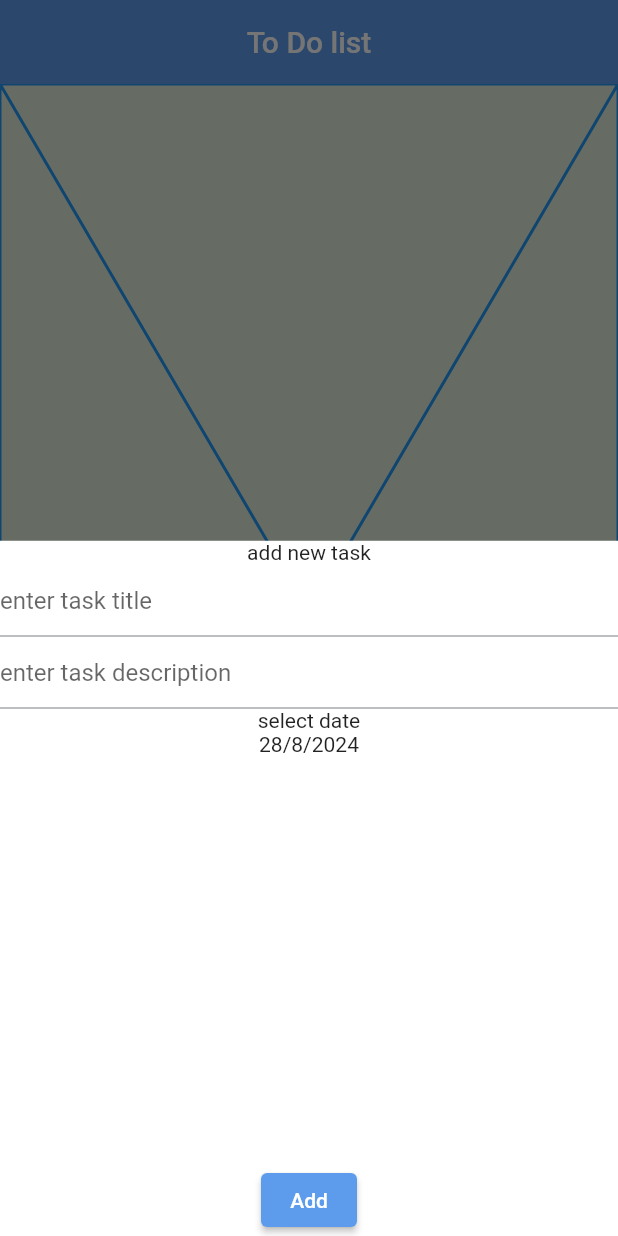
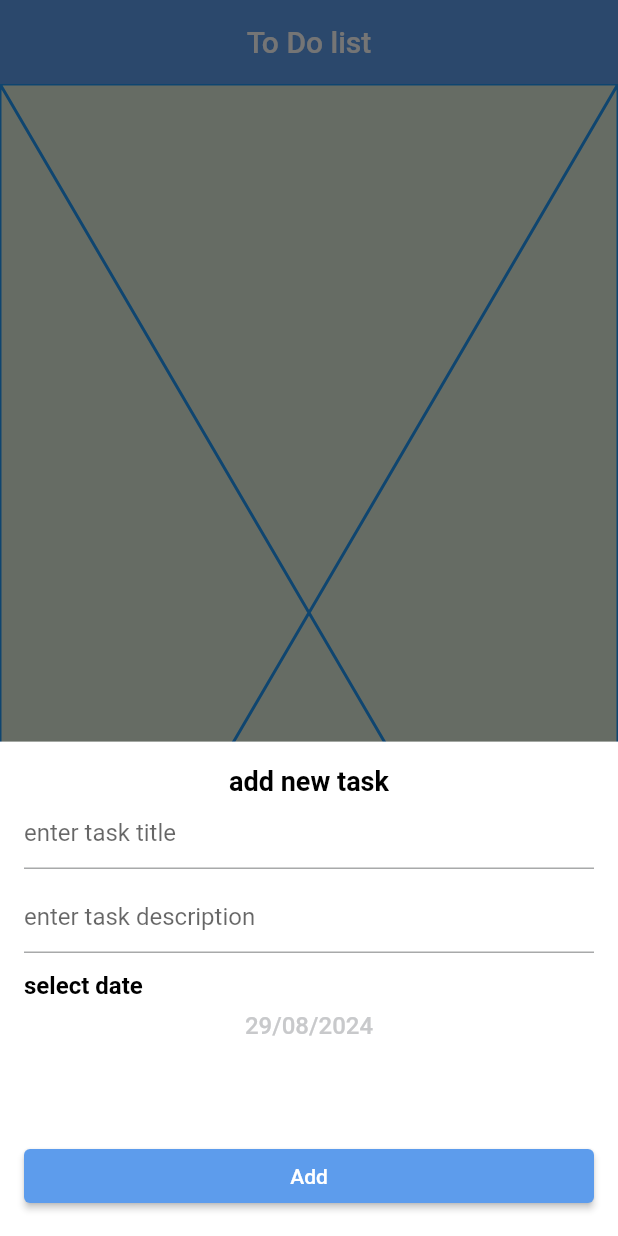
Before and after one commit to anasmohamed13/Todo, a Flutter app: the screen it shows after launch, after a tap on the "add" icon, on a phone screen of 412 x 824 dp. Run offline on Flutter 3.47's test engine with Material 3 defaults, Android fonts, the phone set to English and light mode, and no system bars.

Commit message:
finish bootm sheet design

```diff
--- a/lib/ui/screens/add_bottom_sheet/add_bottom_sheet.dart
+++ b/lib/ui/screens/add_bottom_sheet/add_bottom_sheet.dart
@@ -1,34 +1,96 @@
-// ignore_for_file: non_constant_identifier_names
+// ignore_for_file: non_constant_identifier_names, sized_box_for_whitespace
 
 import 'package:flutter/material.dart';
+import 'package:todoproject/ui/utils/app_color.dart';
+import 'package:todoproject/ui/utils/app_style.dart';
+import 'package:todoproject/ui/utils/extension_date.dart';
 
-class AddBottomSheet extends StatelessWidget {
+class AddBottomSheet extends StatefulWidget {
   const AddBottomSheet({super.key});
 
   @override
+  State<AddBottomSheet> createState() => _AddBottomSheetState();
+
+  static void ShowBottomSheet(BuildContext context) {
+    showModalBottomSheet(
+      isScrollControlled: true,
+      context: context,
+      builder: (context) {
+        return Padding(
+          padding: MediaQuery.of(context).viewInsets,
+          child: const AddBottomSheet(),
+        );
+      },
+    );
+  }
+}
+
+class _AddBottomSheetState extends State<AddBottomSheet> {
+  DateTime selectedDate = DateTime.now();
+
+  @override
   Widget build(BuildContext context) {
-    return Column(
+    return Container(
+      padding: const EdgeInsets.all(16),
+      height: MediaQuery.of(context).size.height * 0.4,
+      child: Column(
+        crossAxisAlignment: CrossAxisAlignment.stretch,
         children: [
-        const Text('add new task'),
+          const Text(
+            'add new task',
+            textAlign: TextAlign.center,
+            style: AppStyle.bottomSheetTitle,
+          ),
           const TextField(
             decoration: InputDecoration(hintText: 'enter task title '),
+          ),
+          const SizedBox(
+            height: 8,
           ),
           const TextField(
             decoration: InputDecoration(hintText: 'enter task description'),
           ),
-        const Text('select date'),
-        const Text('28/8/2024'),
+          const SizedBox(
+            height: 12,
+          ),
+          Text(
+            'select date',
+            style: AppStyle.bottomSheetTitle.copyWith(fontSize: 16),
+          ),
+          const SizedBox(
+            height: 8,
+          ),
+          InkWell(
+            onTap: () {
+              showMyDatePicker();
+            },
+            child: Text(
+              selectedDate.toFormatteDate,
+              style: AppStyle.bottomSheetTitle.copyWith(
+                fontSize: 16,
+                color: AppColors.grey,
+                fontWeight: FontWeight.w500,
+              ),
+              textAlign: TextAlign.center,
+            ),
+          ),
           const Spacer(),
           ElevatedButton(
             onPressed: () {},
             child: const Text('Add'),
           ),
         ],
+      ),
     );
   }
 
-  static void ShowBottomSheet(BuildContext context) {
-    showModalBottomSheet(
-        context: context, builder: (_) => const AddBottomSheet());
+  void showMyDatePicker() async {
+    selectedDate = await showDatePicker(
+            context: context,
+            initialDate: selectedDate,
+            firstDate: DateTime.now(),
+            lastDate: DateTime.now().add(const Duration(days: 365))) ??
+        selectedDate;
+    setState(() {});
   }
 }
--- /dev/null
+++ b/lib/ui/utils/extension_date.dart
@@ -0,0 +1,8 @@
+import 'package:intl/intl.dart';
+
+extension TimeExtension on DateTime {
+  String get toFormatteDate {
+    DateFormat dateFormat = DateFormat('dd/MM/yyyy');
+    return dateFormat.format(this);
+  }
+}
--- a/pubspec.yaml
+++ b/pubspec.yaml
@@ -35,6 +35,7 @@ dependencies:
   # The following adds the Cupertino Icons font to your application.
   # Use with the CupertinoIcons class for iOS style icons.
   cupertino_icons: ^1.0.2
+  intl: ^0.19.0
 
 dev_dependencies:
   flutter_test:
```
Also changed, not shown: pubspec.lock. Lines whose indentation alone changed are shown as unchanged.
